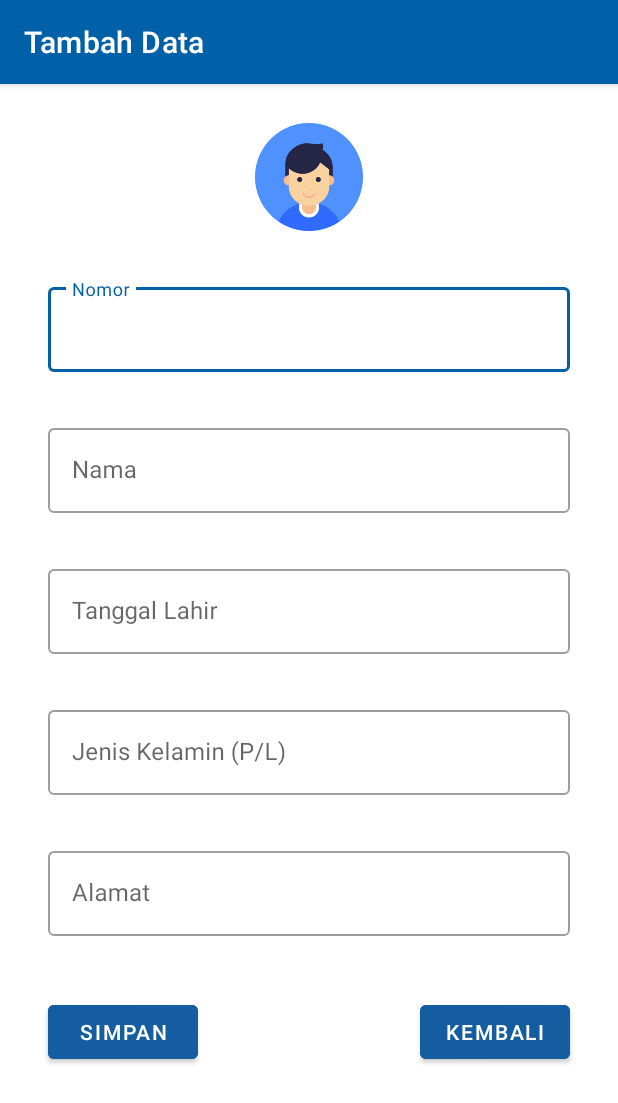
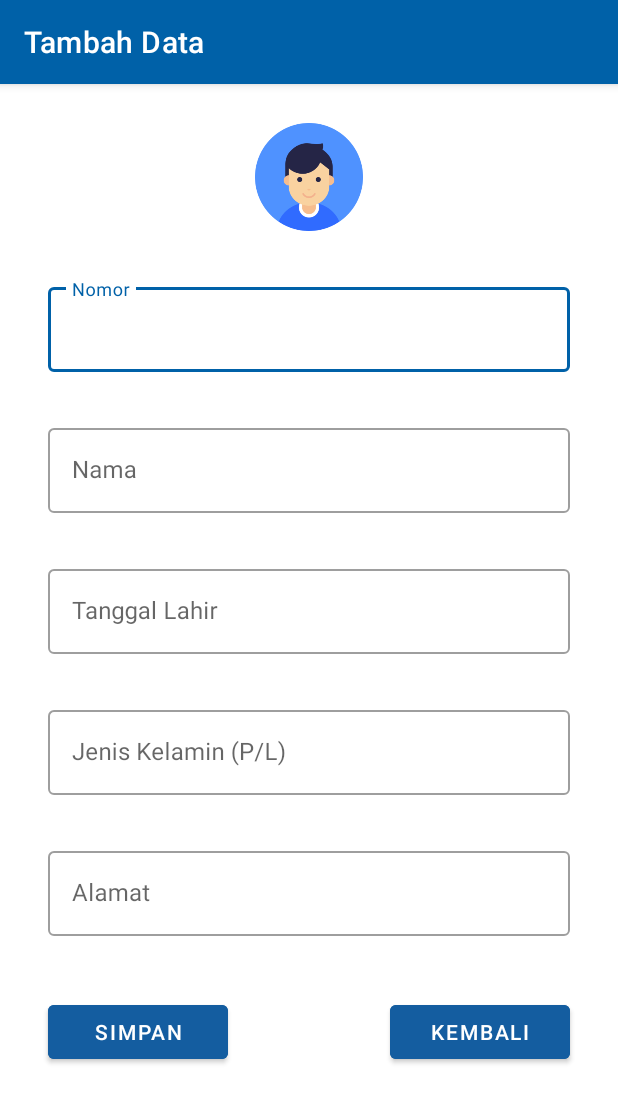
Before and after one commit to E31191848/E31191848_Vian-Azis-Tio-Riwanto_C, an Android app: the screen it shows after launch (BuatBiodataActivity), after a tap on an icon or button, on a phone screen of 412 x 824 dp. Shown: the top 1103 px of the screen. Run offline under Robolectric (Android 15) with nearby library versions, the phone set to English and light mode, and no system bars.

```diff
--- a/Minggu_7/app/src/main/java/com/example/databasesqlite/DataHelper.java
+++ b/Minggu_7/app/src/main/java/com/example/databasesqlite/DataHelper.java
@@ -13,7 +13,12 @@ public class DataHelper extends SQLiteOpenHelper {
     }
     @Override
     public void onCreate(SQLiteDatabase db){
-        String sql = "create table biodata(no integer primary key, nama text null, tgl text null, jk text null, alamat text null);";
+        String sql = "create table biodata(" +
+                    "no integer primary key, " +
+                    "nama text null, " +
+                    "tgl text null, " +
+                    "jk text null, " +
+                    "alamat text null);";
         Log.d("Data","onCreate: "+sql);
         db.execSQL(sql);
     }
--- a/Minggu_7/app/src/main/java/com/example/databasesqlite/MainActivity.java
+++ b/Minggu_7/app/src/main/java/com/example/databasesqlite/MainActivity.java
@@ -91,26 +91,4 @@ public class MainActivity extends AppCompatActivity {
         });
         ((ArrayAdapter) ListView01.getAdapter()).notifyDataSetInvalidated();
     }
-
-    @Override
-    public boolean onCreateOptionsMenu(Menu menu) {
-        // Inflate the menu; this adds items to the action bar if it is present.
-        getMenuInflater().inflate(R.menu.menu_main, menu);
-        return true;
-    }
-
-    @Override
-    public boolean onOptionsItemSelected(MenuItem item) {
-        // Handle action bar item clicks here. The action bar will
-        // automatically handle clicks on the Home/Up button, so long
-        // as you specify a parent activity in AndroidManifest.xml.
-        int id = item.getItemId();
-
-        //noinspection SimplifiableIfStatement
-        if (id == R.id.action_settings) {
-            return true;
-        }
-
-        return super.onOptionsItemSelected(item);
-    }
 }
--- a/Minggu_7/app/src/main/res/layout/activity_buat_biodata.xml
+++ b/Minggu_7/app/src/main/res/layout/activity_buat_biodata.xml
@@ -133,7 +133,7 @@
 
         <Button
             android:id="@+id/button1"
-            android:layout_width="100dp"
+            android:layout_width="120dp"
             android:layout_height="wrap_content"
             android:layout_marginTop="40dp"
             android:backgroundTint="#145DA0"
@@ -143,7 +143,7 @@
 
         <Button
             android:id="@+id/button2"
-            android:layout_width="100dp"
+            android:layout_width="120dp"
             android:layout_height="wrap_content"
             android:layout_marginTop="40dp"
             android:backgroundTint="#145DA0"
--- a/Minggu_7/app/src/main/res/layout/activity_lihat_biodata.xml
+++ b/Minggu_7/app/src/main/res/layout/activity_lihat_biodata.xml
@@ -68,7 +68,7 @@
                 android:textSize="18dp"
                 android:textColor="#222831"
                 android:textStyle="bold"
-                android:text="Jenis Kelamin" />
+                android:text="Tanggal Lahir" />
 
             <TextView
                 android:id="@+id/textView3"
@@ -85,7 +85,7 @@
                 android:textSize="18dp"
                 android:textColor="#222831"
                 android:textStyle="bold"
-                android:text="Tanggal Lahir" />
+                android:text="Jenis Kelamin" />
 
             <TextView
                 android:id="@+id/textView4"
--- a/Minggu_7/app/src/main/res/layout/activity_main.xml
+++ b/Minggu_7/app/src/main/res/layout/activity_main.xml
@@ -4,7 +4,6 @@
     xmlns:tools="http://schemas.android.com/tools"
     android:layout_width="match_parent"
     android:layout_height="match_parent"
-    android:background="#ecf0f1"
     tools:context=".MainActivity">
 
     <include layout="@layout/content_main" />
--- a/Minggu_7/app/src/main/res/layout/activity_update_biodata.xml
+++ b/Minggu_7/app/src/main/res/layout/activity_update_biodata.xml
@@ -133,7 +133,7 @@
 
         <Button
             android:id="@+id/button1"
-            android:layout_width="100dp"
+            android:layout_width="120dp"
             android:layout_height="wrap_content"
             android:layout_marginTop="40dp"
             android:backgroundTint="#145DA0"
@@ -143,7 +143,7 @@
 
         <Button
             android:id="@+id/button2"
-            android:layout_width="100dp"
+            android:layout_width="120dp"
             android:layout_height="wrap_content"
             android:layout_marginTop="40dp"
             android:backgroundTint="#145DA0"
--- a/Minggu_7/app/src/main/res/menu/menu_main.xml
+++ /dev/null
@@ -1,10 +0,0 @@
-<menu xmlns:android="http://schemas.android.com/apk/res/android"
-    xmlns:app="http://schemas.android.com/apk/res-auto"
-    xmlns:tools="http://schemas.android.com/tools"
-    tools:context="com.kampuskoding.crudsqlite.MainActivity">
-    <item
-        android:id="@+id/action_settings"
-        android:orderInCategory="100"
-        android:title="@string/action_settings"
-        app:showAsAction="never" />
-</menu>
--- a/Minggu_7/app/src/main/res/values/dimens.xml
+++ b/Minggu_7/app/src/main/res/values/dimens.xml
@@ -3,5 +3,4 @@
     <!-- Default screen margins, per the Android Design guidelines. -->
     <dimen name="activity_horizontal_margin">16dp</dimen>
     <dimen name="activity_vertical_margin">16dp</dimen>
-    <dimen name="fab_margin">16dp</dimen>
 </resources>
--- a/Minggu_7/app/src/main/res/values/strings.xml
+++ b/Minggu_7/app/src/main/res/values/strings.xml
@@ -1,4 +1,3 @@
 <resources>
     <string name="app_name">Database SQLite</string>
-    <string name="action_settings">Settings</string>
 </resources>
--- a/Minggu_7/app/src/main/res/values/styles.xml
+++ b/Minggu_7/app/src/main/res/values/styles.xml
@@ -2,7 +2,6 @@
 <resources>
     <!-- Base application theme. -->
     <style name="AppTheme" parent="Theme.AppCompat.Light.DarkActionBar">
-        <!-- Customize your theme here. -->
         <item name="colorPrimary">@color/colorPrimary</item>
         <item name="colorPrimaryDark">@color/colorPrimaryDark</item>
         <item name="colorAccent">@color/colorAccent</item>
```
